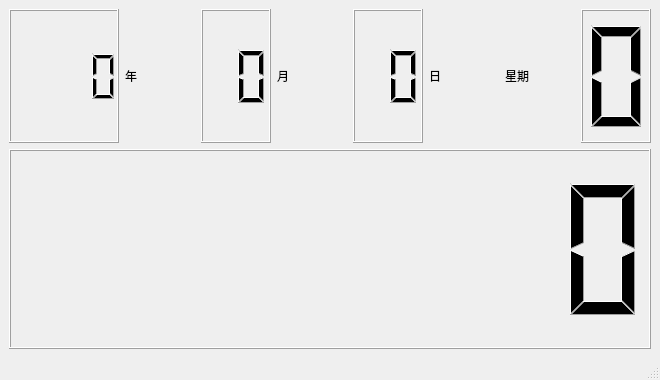
Before: the Qt Designer form main.ui in TobyFang2010/PyQtTimer, drawn with Qt 5.
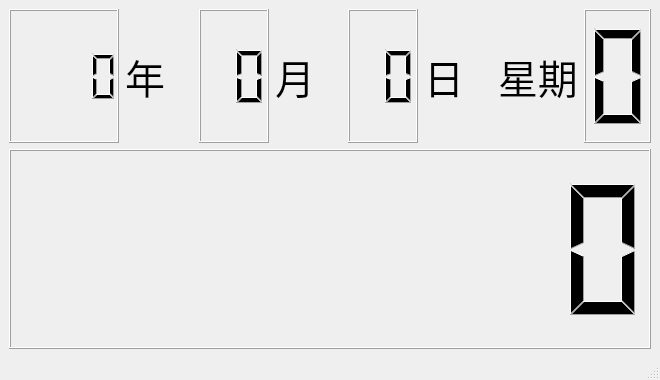
After: the same form once the commit is applied.

```diff
--- a/main.ui
+++ b/main.ui
@@ -32,6 +32,12 @@
       </item>
       <item>
        <widget class="QLabel" name="labelYear">
+        <property name="font">
+         <font>
+          <family>OPPO Serif SC</family>
+          <pointsize>30</pointsize>
+         </font>
+        </property>
         <property name="text">
          <string>年</string>
         </property>
@@ -52,6 +58,12 @@
       </item>
       <item>
        <widget class="QLabel" name="labelMonth">
+        <property name="font">
+         <font>
+          <family>OPPO Serif SC</family>
+          <pointsize>30</pointsize>
+         </font>
+        </property>
         <property name="text">
          <string>月</string>
         </property>
@@ -72,6 +84,12 @@
       </item>
       <item>
        <widget class="QLabel" name="labelDay">
+        <property name="font">
+         <font>
+          <family>OPPO Serif SC</family>
+          <pointsize>30</pointsize>
+         </font>
+        </property>
         <property name="text">
          <string>日</string>
         </property>
@@ -79,6 +97,12 @@
       </item>
       <item>
        <widget class="QLabel" name="labelWeekText">
+        <property name="font">
+         <font>
+          <family>OPPO Serif SC</family>
+          <pointsize>30</pointsize>
+         </font>
+        </property>
         <property name="text">
          <string>星期</string>
         </property>
```
Left out of the diff: 30 changed lines with no effect on the pictures.
